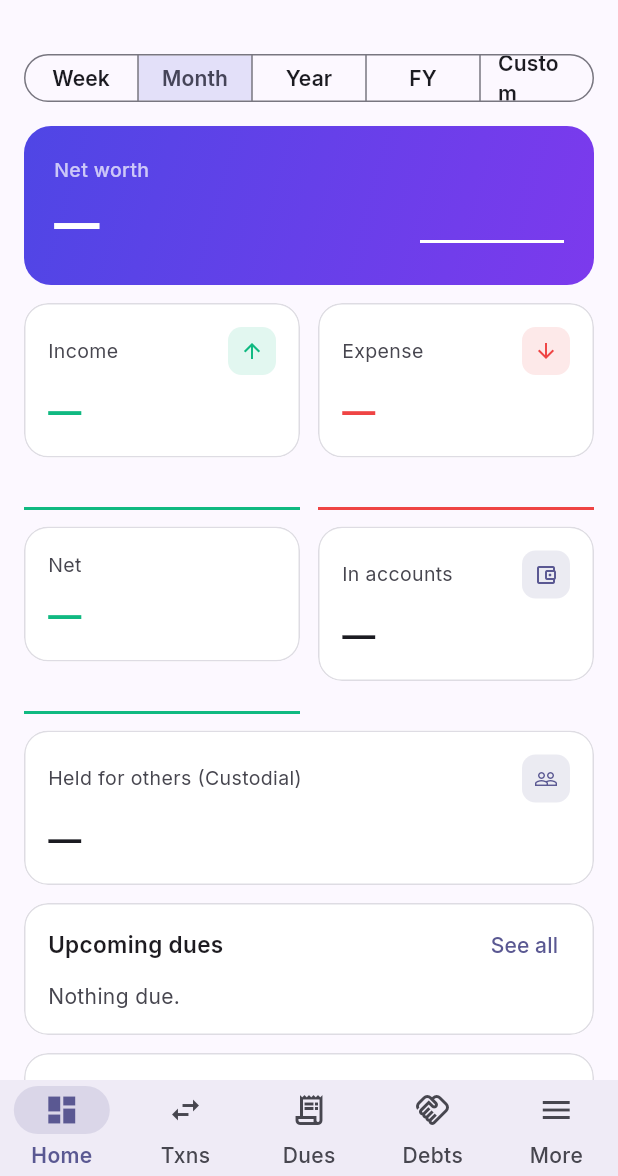
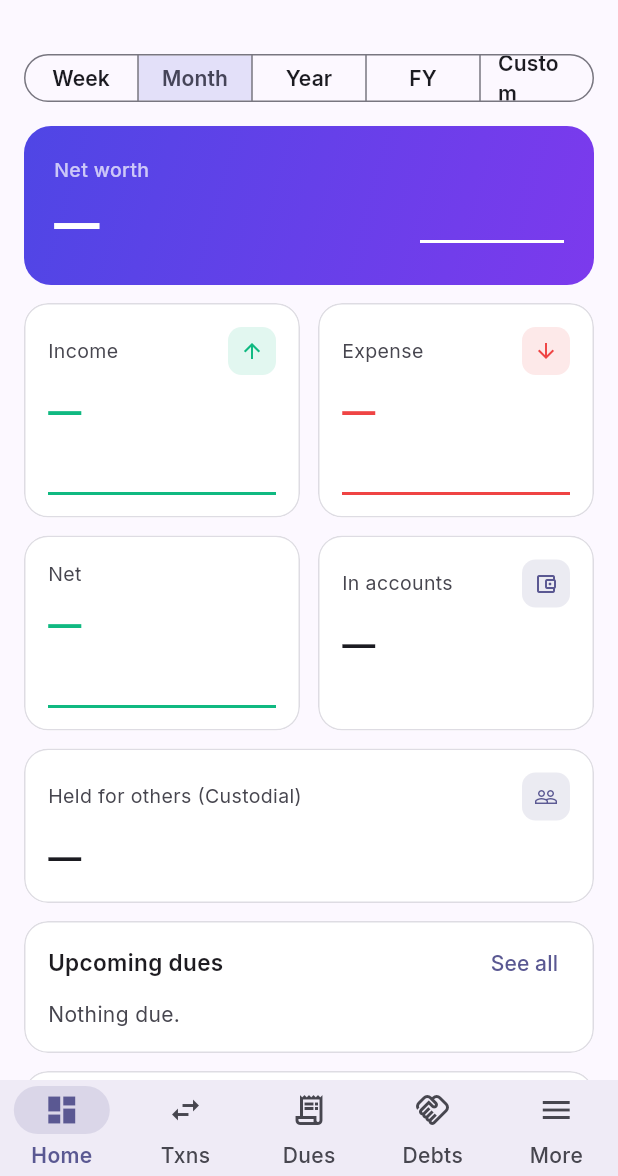
Before and after one commit to TheCoderAS/nizkhata, a Flutter app: the screen it shows once a user with an empty profile is signed in, on a phone screen of 412 x 824 dp, the part 60-1236 px from its top. Run offline on Flutter 3.47's test engine with Material 3 defaults, Android fonts, the phone set to English and light mode, and no system bars; drawn by our look-alikes of fl_chart; our stand-ins replace cloud_firestore, firebase_auth, firebase_core, go_router, google_fonts, google_sign_in and 2 more; accounts and stored records are empty.

Commit message:
Dashboard: sparklines inside the trend cards (not floating below); equal-height stat rows
- StatCard gains an optional inline chart slot; dashboard passes each sparkline as chart: so it renders within the card
- Wrap the two stat rows in IntrinsicHeight + stretch so paired cards match height
- Bump version to 1.0.6+7

```diff
--- a/mobile/lib/screens/dashboard_screen.dart
+++ b/mobile/lib/screens/dashboard_screen.dart
@@ -83,8 +83,9 @@ class _DashboardScreenState extends State<DashboardScreen> {
         const SizedBox(height: 12),
         _NetWorthHero(current: current, delta: delta, pct: nwPct, series: nwSeries, currency: currency),
         const SizedBox(height: 12),
-        Row(
-          crossAxisAlignment: CrossAxisAlignment.start,
+        IntrinsicHeight(
+          child: Row(
+            crossAxisAlignment: CrossAxisAlignment.stretch,
             children: [
               Expanded(
                 child: _trendStat(
@@ -111,9 +112,11 @@ class _DashboardScreenState extends State<DashboardScreen> {
               ),
             ],
           ),
+        ),
         const SizedBox(height: 12),
-        Row(
-          crossAxisAlignment: CrossAxisAlignment.start,
+        IntrinsicHeight(
+          child: Row(
+            crossAxisAlignment: CrossAxisAlignment.stretch,
             children: [
               Expanded(
                 child: _trendStat(
@@ -126,8 +129,16 @@ class _DashboardScreenState extends State<DashboardScreen> {
                 ),
               ),
               const SizedBox(width: 12),
-            Expanded(child: StatCard(label: 'In accounts', amount: totalInAccounts, currency: currency, icon: Icons.account_balance_wallet_outlined)),
+              Expanded(
+                child: StatCard(
+                  label: 'In accounts',
+                  amount: totalInAccounts,
+                  currency: currency,
+                  icon: Icons.account_balance_wallet_outlined,
+                ),
+              ),
             ],
+          ),
         ),
         const SizedBox(height: 12),
         StatCard(label: 'Held for others (Custodial)', amount: held, currency: currency, icon: Icons.people_outline),
@@ -305,20 +316,20 @@ class _DashboardScreenState extends State<DashboardScreen> {
     required Color sparkColor,
     IconData? icon,
   }) {
-    return Column(
-      crossAxisAlignment: CrossAxisAlignment.stretch,
-      children: [
-        StatCard(label: label, amount: amount, currency: currency, tone: tone, icon: icon),
-        const SizedBox(height: 6),
-        _sparkline(spark, sparkColor),
-      ],
+    return StatCard(
+      label: label,
+      amount: amount,
+      currency: currency,
+      tone: tone,
+      icon: icon,
+      chart: _sparkline(spark, sparkColor),
     );
   }
 
   Widget _sparkline(List<double> values, Color color) {
-    if (values.length < 2) return const SizedBox(height: 28);
+    if (values.length < 2) return const SizedBox.shrink();
     return SizedBox(
-      height: 28,
+      height: 30,
       child: LineChart(
         LineChartData(
           gridData: const FlGridData(show: false),
--- a/mobile/lib/widgets/common.dart
+++ b/mobile/lib/widgets/common.dart
@@ -14,6 +14,10 @@ class StatCard extends StatelessWidget {
   final String? hint;
   final IconData? icon;
   final StatTone tone;
+
+  /// Optional inline chart (e.g. a sparkline) rendered INSIDE the card, below
+  /// the value — so trend graphs sit within the card, not floating beneath it.
+  final Widget? chart;
   const StatCard({
     super.key,
     required this.label,
@@ -22,6 +26,7 @@ class StatCard extends StatelessWidget {
     this.hint,
     this.icon,
     this.tone = StatTone.neutral,
+    this.chart,
   });
 
   @override
@@ -83,6 +88,10 @@ class StatCard extends StatelessWidget {
             if (hint != null) ...[
               const SizedBox(height: 4),
               Text(hint!, style: TextStyle(fontSize: 11, color: cs.onSurfaceVariant)),
+            ],
+            if (chart != null) ...[
+              const SizedBox(height: 10),
+              SizedBox(height: 30, child: chart),
             ],
           ],
         ),
--- a/mobile/pubspec.yaml
+++ b/mobile/pubspec.yaml
@@ -1,7 +1,7 @@
 name: nizkhata
 description: NizKhata — native Android app. Every rupee, accounted for.
 publish_to: "none"
-version: 1.0.5+6
+version: 1.0.6+7
 
 environment:
   sdk: ">=3.4.0 <4.0.0"
```
Lines whose indentation alone changed are shown as unchanged.
